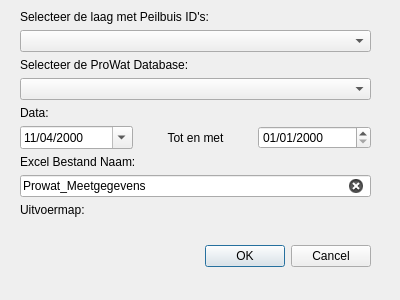
This is PRW_dialog_base.ui in KRS-dev/PRW_Data_Opvrager as Qt 5 draws it before an edit. The edited form follows.
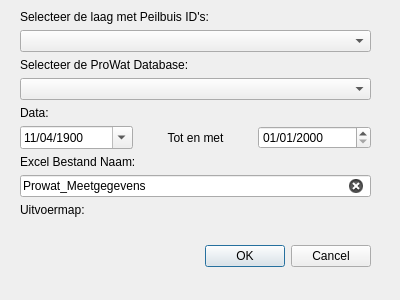
This is the edited form. Custom widgets are drawn as their Qt base class.

What changed in the file:
```diff
--- a/PRW_dialog_base.ui
+++ b/PRW_dialog_base.ui
@@ -81,7 +81,7 @@
        <widget class="QgsDateTimeEdit" name="DateMin">
         <property name="date">
          <date>
-          <year>2000</year>
+          <year>1900</year>
           <month>4</month>
           <day>11</day>
          </date>
```
